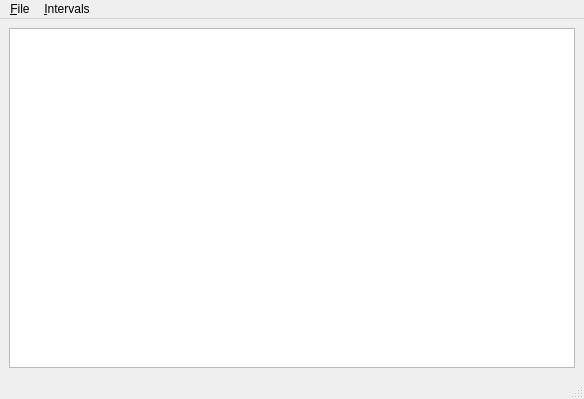
Above: src/mainwindow.ui from pasbi/TiRe before the change. Below: the same form after it.
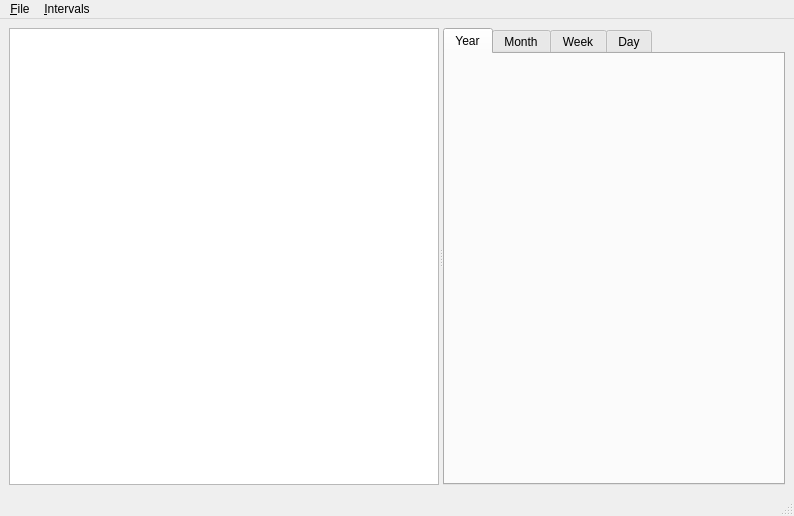
That is the form after the change. Custom widgets are drawn as their Qt base class.

Commit message: sketch PeriodSummary

Diff of the .ui file:
```diff
--- a/src/mainwindow.ui
+++ b/src/mainwindow.ui
@@ -6,20 +6,50 @@
    <rect>
     <x>0</x>
     <y>0</y>
-    <width>584</width>
-    <height>399</height>
+    <width>794</width>
+    <height>516</height>
    </rect>
   </property>
   <property name="windowTitle">
    <string>MainWindow</string>
   </property>
   <widget class="QWidget" name="centralwidget">
-   <layout class="QHBoxLayout" name="horizontalLayout">
+   <layout class="QVBoxLayout" name="verticalLayout">
     <item>
-     <widget class="QTableView" name="tableView">
-      <attribute name="horizontalHeaderVisible">
-       <bool>false</bool>
-      </attribute>
+     <widget class="QSplitter" name="splitter">
+      <property name="orientation">
+       <enum>Qt::Orientation::Horizontal</enum>
+      </property>
+      <widget class="QTableView" name="tableView">
+       <attribute name="horizontalHeaderVisible">
+        <bool>false</bool>
+       </attribute>
+      </widget>
+      <widget class="QTabWidget" name="tabWidget">
+       <property name="currentIndex">
+        <number>0</number>
+       </property>
+       <widget class="PeriodSummary" name="tab_year">
+        <attribute name="title">
+         <string>Year</string>
+        </attribute>
+       </widget>
+       <widget class="PeriodSummary" name="tab_month">
+        <attribute name="title">
+         <string>Month</string>
+        </attribute>
+       </widget>
+       <widget class="PeriodSummary" name="tab_week">
+        <attribute name="title">
+         <string>Week</string>
+        </attribute>
+       </widget>
+       <widget class="PeriodSummary" name="tab_day">
+        <attribute name="title">
+         <string>Day</string>
+        </attribute>
+       </widget>
+      </widget>
      </widget>
     </item>
    </layout>
@@ -29,7 +59,7 @@
     <rect>
      <x>0</x>
      <y>0</y>
-     <width>584</width>
+     <width>794</width>
      <height>20</height>
     </rect>
    </property>
@@ -93,6 +123,14 @@
    </property>
   </action>
  </widget>
+ <customwidgets>
+  <customwidget>
+   <class>PeriodSummary</class>
+   <extends>QWidget</extends>
+   <header>periodsummary.h</header>
+   <container>1</container>
+  </customwidget>
+ </customwidgets>
  <resources/>
  <connections/>
 </ui>
```
The commit also changes 10 other files.
